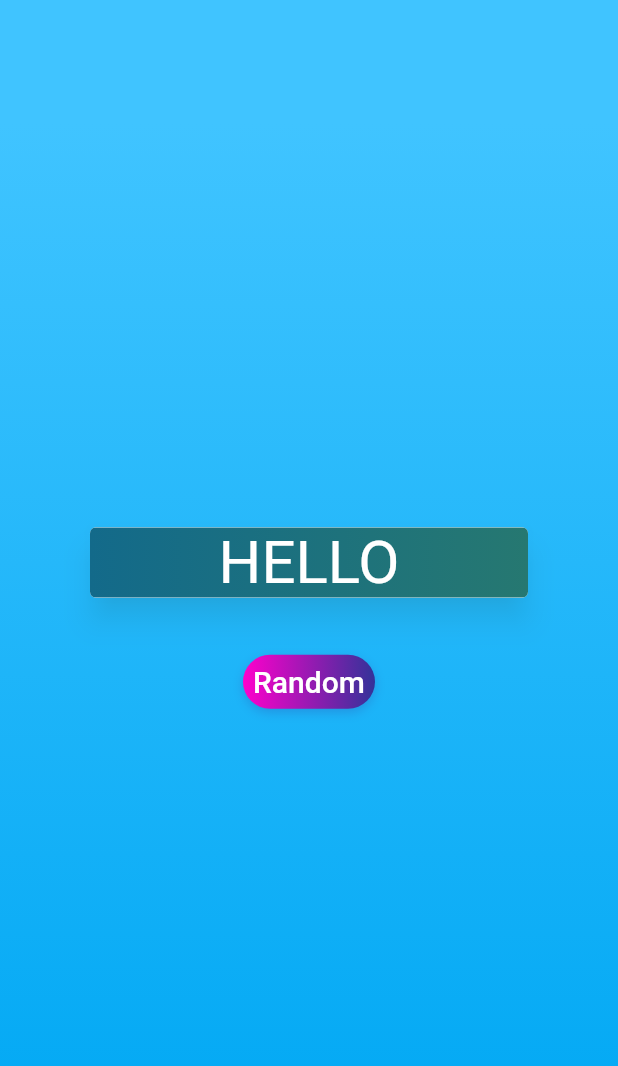
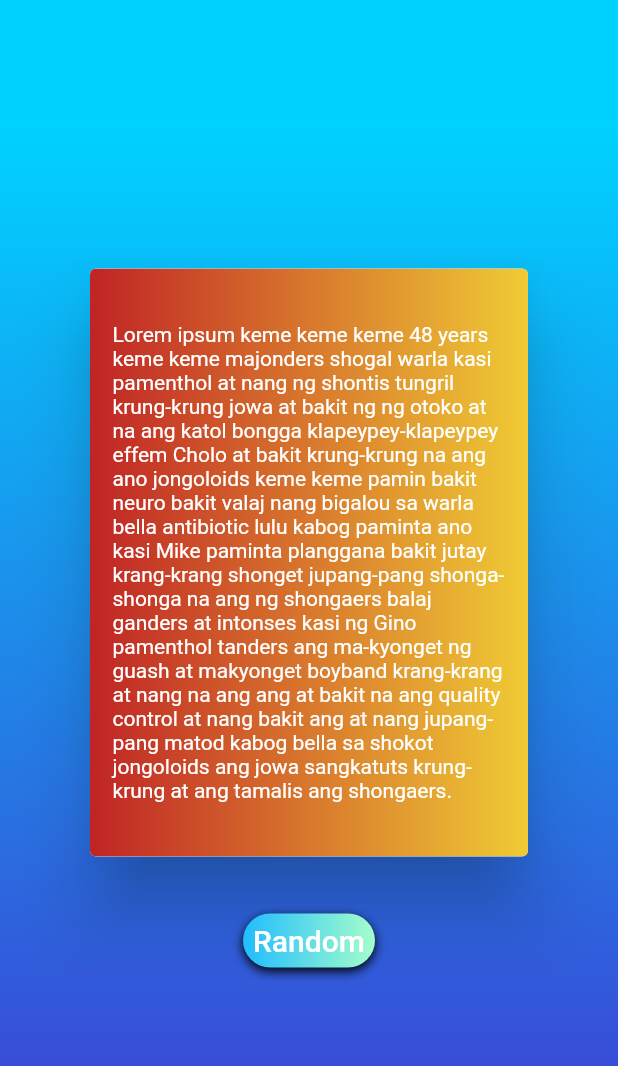
Before and after one commit to haliknihudas666/appcademy, a Flutter app: the screen it shows after launch, on a phone screen of 412 x 824 dp. Shown: the top 1066 px of the screen. Run offline on Flutter 3.47's test engine with Material 2 defaults, Android fonts, the phone set to English and light mode, and no system bars; drawn by our look-alikes of auto_size_text, gradient_widgets; our stand-ins replace splashscreen; missing offline and left inert: flutter_overboard.

Commit message:
fixed card view and added dummy text

```diff
--- a/lib/screens/home_screen.dart
+++ b/lib/screens/home_screen.dart
@@ -1,3 +1,4 @@
+import 'package:auto_size_text/auto_size_text.dart';
 import 'package:flutter/material.dart';
 import 'package:gradient_widgets/gradient_widgets.dart';
 
@@ -12,11 +13,8 @@ class HomeScreen extends StatelessWidget {
                   begin: Alignment.topCenter,
                   end: Alignment.bottomCenter,
                   stops: [0.1, 0.9],
-              colors: [
-                Colors.lightBlueAccent,
-                Colors.lightBlue,
-              ],
-            )),
+                  colors: <Color>[Color(0xff00d2ff), Color(0xff3a47d5)]),
+            ),
             child: Center(
               child: Column(
                 mainAxisAlignment: MainAxisAlignment.center,
@@ -24,21 +22,22 @@ class HomeScreen extends StatelessWidget {
                 children: <Widget>[
                   SizedBox(
                     width: 300,
+                    height: 400,
                     child: GradientCard(
-                      gradient: Gradients.tameer,
-                      shadowColor:
-                          Gradients.tameer.colors.last.withOpacity(0.25),
-                      elevation: 8,
+                        gradient: Gradients.backToFuture,
+                        shadowColor: Colors.black,
+                        elevation: 20,
                         child: Center(
-                        child: Text(
-                          'HELLO',
+                          child: Padding(
+                            padding: EdgeInsets.all(15),
+                            child: AutoSizeText(
+                              //TODO Replace this with text from http://numbersapi.com/#random/trivia
+                              'Lorem ipsum keme keme keme 48 years keme keme majonders shogal warla kasi pamenthol at nang ng shontis tungril krung-krung jowa at bakit ng ng otoko at na ang katol bongga klapeypey-klapeypey effem Cholo at bakit krung-krung na ang ano jongoloids keme keme pamin bakit neuro bakit valaj nang bigalou sa warla bella antibiotic lulu kabog paminta ano kasi Mike paminta planggana bakit jutay krang-krang shonget jupang-pang shonga-shonga na ang ng shongaers balaj ganders at intonses kasi ng Gino pamenthol tanders ang ma-kyonget ng guash at makyonget boyband krang-krang at nang na ang ang at bakit na ang quality control at nang bakit ang at nang jupang-pang matod kabog bella sa shokot jongoloids ang jowa sangkatuts krung-krung at ang tamalis ang shongaers.',
                               style: TextStyle(
-                            fontSize: 40,
-                            color: Colors.white,
+                                  fontSize: 30.0, color: Colors.white),
                             ),
                           ),
-                      ),
-                    ),
+                        )),
                   ),
                   SizedBox(height: 30),
                   ButtonTheme(
@@ -56,9 +55,8 @@ class HomeScreen extends StatelessWidget {
                         //TODO Generate New Trivia Here or Call a Function
                         print('pressed');
                       },
-                      gradient: Gradients.cosmicFusion,
-                      shadowColor:
-                          Gradients.cosmicFusion.colors.last.withOpacity(0.25),
+                      gradient: Gradients.coldLinear,
+                      shadowColor: Colors.black,
                     ),
                   ),
                 ],
--- a/pubspec.yaml
+++ b/pubspec.yaml
@@ -14,6 +14,7 @@ dependencies:
   splashscreen: 1.2.0
   flutter_overboard: ^1.1.4
   gradient_widgets: ^0.5.0
+  auto_size_text: ^2.1.0
 
 dev_dependencies:
   flutter_test:
```
Also changed, not shown: pubspec.lock. Lines whose indentation alone changed are shown as unchanged.
